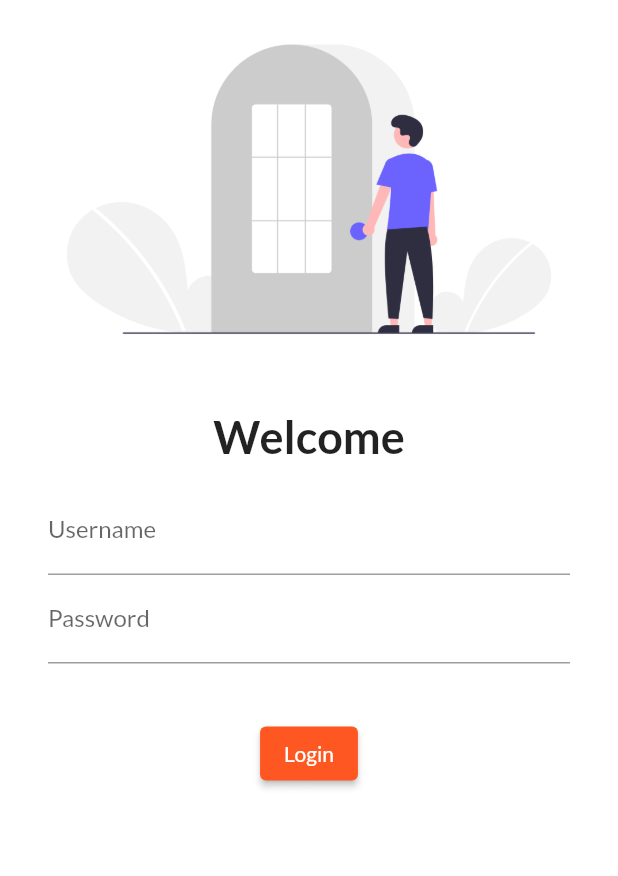
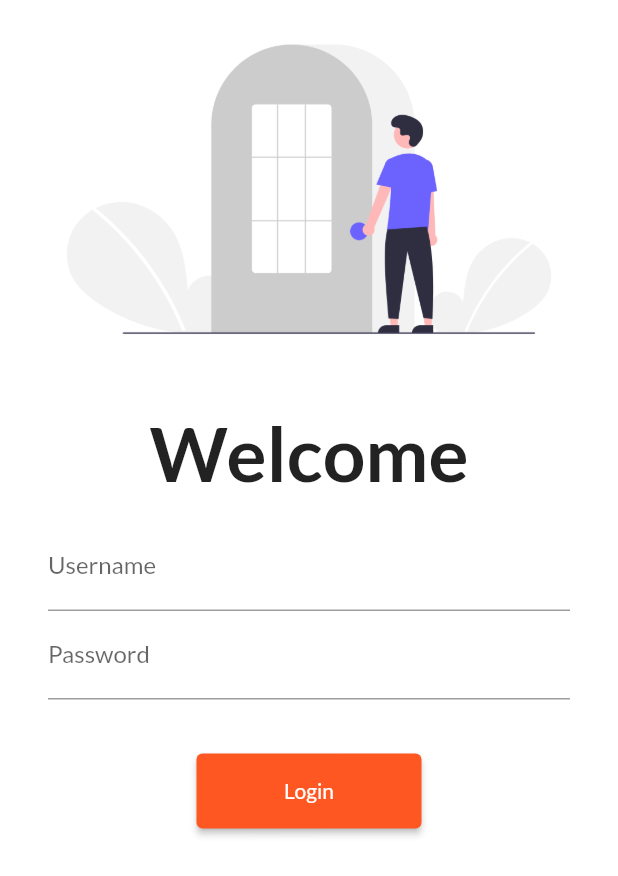
Before and after one commit to avi5079/30DaysOfFlutter, a Flutter app: the screen it shows after launch, on a phone screen of 412 x 824 dp. Shown: the top 876 px of the screen. Run offline on Flutter 3.47's test engine with Material 2 defaults, Android fonts, the phone set to English and light mode, and no system bars; our stand-ins replace google_fonts.

Commit message:
day5 completed

```diff
--- a/lib/main.dart
+++ b/lib/main.dart
@@ -1,4 +1,5 @@
 import 'package:flutter/material.dart';
+import 'package:flutter_catalog/utils/routes.dart';
 import 'package:google_fonts/google_fonts.dart';
 import 'package:flutter_catalog/pages/login_page.dart';
 import 'pages/home_page.dart';
@@ -14,6 +15,7 @@ class MyApp extends StatelessWidget {
   Widget build(BuildContext context) {
     return MaterialApp(
       // home: const HomePage(),
+      debugShowCheckedModeBanner: false,
       themeMode: ThemeMode.light,
       theme: ThemeData(
           primaryColor: Colors.deepPurple,
@@ -26,8 +28,8 @@ class MyApp extends StatelessWidget {
       initialRoute: "/",
       routes: {
         "/": (context) => const LoginPage(),
-        "/home": (context) => const HomePage(),
-        "/login": (context) => const LoginPage()
+        MyRoutes.homeRoute: (context) => const HomePage(),
+        MyRoutes.loginRoute: (context) => const LoginPage()
       },
     );
   }
--- a/lib/pages/login_page.dart
+++ b/lib/pages/login_page.dart
@@ -1,4 +1,5 @@
 import 'package:flutter/material.dart';
+import 'package:flutter_catalog/utils/routes.dart';
 
 class LoginPage extends StatelessWidget {
   const LoginPage({super.key});
@@ -7,6 +8,7 @@ class LoginPage extends StatelessWidget {
   Widget build(BuildContext context) {
     return Material(
         color: Colors.white,
+        child: SingleChildScrollView(
           child: Column(
             children: [
               Image.asset(
@@ -19,7 +21,7 @@ class LoginPage extends StatelessWidget {
               const Text(
                 "Welcome",
                 style: TextStyle(
-                fontSize: 30,
+                  fontSize: 50,
                   fontWeight: FontWeight.bold,
                 ),
               ),
@@ -46,11 +48,12 @@ class LoginPage extends StatelessWidget {
               ),
               ElevatedButton(
                   onPressed: () {
-                  // print("button pressed");
+                    Navigator.pushNamed(context, MyRoutes.homeRoute);
                   },
-                style: TextButton.styleFrom(),
+                  style: TextButton.styleFrom(minimumSize: const Size(150, 50)),
                   child: const Text("Login"))
             ],
+          ),
         ));
   }
 }
--- /dev/null
+++ b/lib/utils/routes.dart
@@ -0,0 +1,4 @@
+class MyRoutes {
+  static String loginRoute = "/login";
+  static String homeRoute = "/home";
+}
```
Lines whose indentation alone changed are shown as unchanged.
